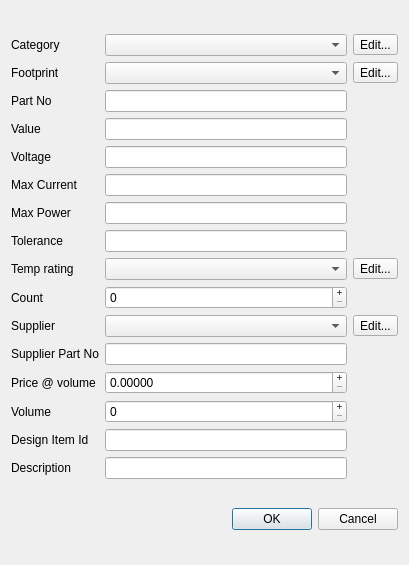
This is dialog_component.ui in MikaelStrom/compdb as Qt 5 draws it before an edit. The edited form follows.
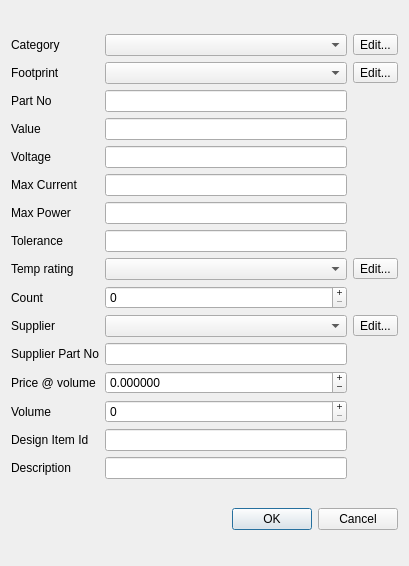
This is the edited form.

The edit to the form file:
```diff
--- a/dialog_component.ui
+++ b/dialog_component.ui
@@ -7,7 +7,7 @@
     <x>0</x>
     <y>0</y>
     <width>409</width>
-    <height>565</height>
+    <height>566</height>
    </rect>
   </property>
   <property name="windowTitle">
@@ -122,10 +122,13 @@
         <bool>true</bool>
        </property>
        <property name="decimals">
-        <number>5</number>
+        <number>6</number>
+       </property>
+       <property name="minimum">
+        <double>-1000000.000000000000000</double>
        </property>
        <property name="maximum">
-        <double>999999999.000000000000000</double>
+        <double>1000000.000000000000000</double>
        </property>
        <property name="singleStep">
         <double>0.100000000000000</double>
```
